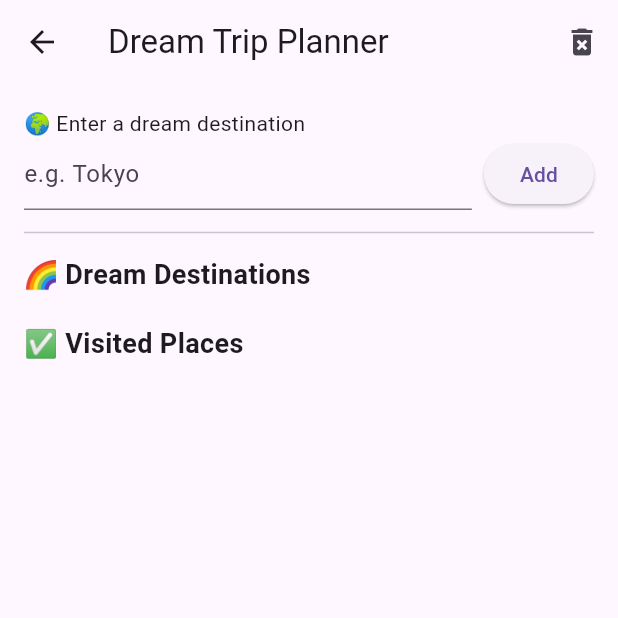
After one commit to iremyasar01/NeonAcademy, a Flutter app: the screen it shows after launch, after a tap on "Task Shared Preferences", on a phone screen of 412 x 824 dp, the top half of it. The commit adds this screen. Run offline on Flutter 3.47's test engine with Material 3 defaults, Android fonts, the phone set to English and light mode, and no system bars; our stand-ins replace shared_preferences; accounts and stored records are empty.

Commit message:
added task travel

```diff
--- /dev/null
+++ b/neonacademymembers/devtools_options.yaml
@@ -0,0 +1,3 @@
+description: This file stores settings for Dart & Flutter DevTools.
+documentation: https://docs.flutter.dev/tools/devtools/extensions#configure-extension-enablement-states
+extensions:
--- a/neonacademymembers/lib/screens/home_screen.dart
+++ b/neonacademymembers/lib/screens/home_screen.dart
@@ -2,6 +2,7 @@ import 'package:flutter/material.dart';
 import 'package:neonacademymembers/screens/enum_switch_screen.dart';
 import 'package:neonacademymembers/screens/member_screen.dart';
 import 'package:neonacademymembers/screens/task_two_screen.dart';
+import 'package:neonacademymembers/screens/travel_screen.dart';
 import 'package:neonacademymembers/screens/unwrapping_screen.dart';
 
 class HomeScreen extends StatelessWidget {
@@ -56,6 +57,16 @@ class HomeScreen extends StatelessWidget {
               },
               child: const Text('Task Unwrapping'),
             ),
+               const SizedBox(height: 16),
+            ElevatedButton(
+              onPressed: () {
+                Navigator.push(
+                  context,
+                  MaterialPageRoute(builder: (context) => const TravelScreen()),
+                );
+              },
+              child: const Text('Task Shared Preferences'),
+            ),
           ],
         ),
       ),
--- /dev/null
+++ b/neonacademymembers/lib/screens/travel_screen.dart
@@ -0,0 +1,191 @@
+import 'package:flutter/material.dart';
+import 'package:neonacademymembers/service/travel_preferences.dart';
+
+
+class TravelScreen extends StatefulWidget {
+  const TravelScreen({super.key});
+
+  @override
+ State<TravelScreen>createState() => _TravelScreenState();
+}
+
+class _TravelScreenState extends State<TravelScreen> {
+  final _service = TravelPreferences();
+  final TextEditingController _placeController = TextEditingController();
+  List<Map<String, dynamic>> _places = [];
+  final TextEditingController _countController = TextEditingController();
+
+  @override
+  void initState() {
+    super.initState();
+    _loadPlaces();
+  }
+
+  Future<void> _loadPlaces() async {
+    final loaded = await _service.loadPlaces();
+    setState(() {
+      _places = loaded;
+    });
+  }
+
+  Future<void> _savePlaces() async {
+    await _service.savePlaces(_places);
+  }
+
+  void _addPlace(String name) {
+    if (name.trim().isEmpty) return;
+    setState(() {
+      _places.add({'name': name.trim(), 'visitCount': 0});
+    });
+    _savePlaces();
+    _placeController.clear();
+  }
+
+  void _markAsVisited(Map<String, dynamic> place) async {
+    //final TextEditingController _countController = TextEditingController();
+    await showDialog(
+      context: context,
+      builder: (context) => AlertDialog(
+        title: Text('How many times have you visited ${place['name']}?'),
+        content: TextField(
+          controller: _countController,
+          keyboardType: TextInputType.number,
+          decoration: const InputDecoration(hintText: 'Enter visit count'),
+        ),
+        actions: [
+          TextButton(
+            onPressed: () {
+              final count = int.tryParse(_countController.text);
+              if (count != null && count > 0) {
+                setState(() {
+                  place['visitCount'] = count;
+                });
+                _savePlaces();
+              }
+              Navigator.pop(context);
+            },
+            child: const Text('Save'),
+          ),
+        ],
+      ),
+    );
+  }
+
+  void _incrementVisit(Map<String, dynamic> place) {
+    setState(() {
+      place['visitCount'] = (place['visitCount'] ?? 0) + 1;
+    });
+    _savePlaces();
+  }
+
+  void _decrementVisit(Map<String, dynamic> place) {
+    setState(() {
+      place['visitCount'] = (place['visitCount'] ?? 1) - 1;
+      if (place['visitCount'] <= 0) place['visitCount'] = 0;
+    });
+    _savePlaces();
+  }
+
+  void _deletePlace(Map<String, dynamic> place) {
+    setState(() {
+      _places.remove(place);
+    });
+    _savePlaces();
+  }
+
+  List<Map<String, dynamic>> get dreamPlaces =>
+      _places.where((p) => (p['visitCount'] ?? 0) == 0).toList();
+
+  List<Map<String, dynamic>> get visitedPlaces =>
+      _places.where((p) => (p['visitCount'] ?? 0) > 0).toList();
+
+  @override
+  Widget build(BuildContext context) {
+    return Scaffold(
+      appBar: AppBar(
+        title: const Text('Dream Trip Planner'),
+        actions: [
+          IconButton(
+            icon: const Icon(Icons.delete_forever),
+            tooltip: 'Clear All',
+            onPressed: () async {
+              await _service.clearAllData();
+              setState(() {
+                _places.clear();
+              });
+            },
+          )
+        ],
+      ),
+      body: Padding(
+        padding: const EdgeInsets.all(16.0),
+        child: ListView(
+          children: [
+             const Text("🌍 Enter a dream destination"),
+            Row(
+              children: [
+                Expanded(
+                  child: TextField(
+                    controller: _placeController,
+                    decoration:const InputDecoration(hintText: 'e.g. Tokyo'),
+                  ),
+                ),
+               const SizedBox(width: 8),
+                ElevatedButton(
+                  onPressed: () => _addPlace(_placeController.text),
+                  child: const Text("Add"),
+                ),
+              ],
+            ),
+           const Divider(height: 30),
+            const Text("🌈 Dream Destinations", style: TextStyle(fontSize: 18, fontWeight: FontWeight.bold)),
+            ...dreamPlaces.map((place) => ListTile(
+              title: Text(place['name']),
+              trailing: Row(
+                mainAxisSize: MainAxisSize.min,
+                children: [
+                  IconButton(
+                    icon: const Icon(Icons.check),
+                    tooltip: "Mark as Visited",
+                    onPressed: () => _markAsVisited(place),
+                  ),
+                  IconButton(
+                    icon: const Icon(Icons.delete),
+                    tooltip: "Remove",
+                    onPressed: () => _deletePlace(place),
+                  ),
+                ],
+              ),
+            )),
+             const SizedBox(height: 20),
+             const Text("✅ Visited Places", style: TextStyle(fontSize: 18, fontWeight: FontWeight.bold)),
+            ...visitedPlaces.map((place) => ListTile(
+              title: Text(place['name']),
+              subtitle: Text("Visited ${place['visitCount']} time(s)"),
+              trailing: Row(
+                mainAxisSize: MainAxisSize.min,
+                children: [
+                  IconButton(
+                    icon:const Icon(Icons.add),
+                    tooltip: "Add visit",
+                    onPressed: () => _incrementVisit(place),
+                  ),
+                  IconButton(
+                    icon: const Icon(Icons.remove),
+                    tooltip: "Remove visit",
+                    onPressed: () => _decrementVisit(place),
+                  ),
+                  IconButton(
+                    icon: const Icon(Icons.delete),
+                    tooltip: "Delete place",
+                    onPressed: () => _deletePlace(place),
+                  ),
+                ],
+              ),
+            )),
+          ],
+        ),
+      ),
+    );
+  }
+}
--- /dev/null
+++ b/neonacademymembers/lib/service/travel_preferences.dart
@@ -0,0 +1,27 @@
+import 'dart:convert';
+import 'package:shared_preferences/shared_preferences.dart';
+
+class TravelPreferences {
+  static const String _placesKey = 'places';
+
+  Future<void> savePlaces(List<Map<String, dynamic>> places) async {
+    final prefs = await SharedPreferences.getInstance();
+    final encoded = jsonEncode(places);
+    await prefs.setString(_placesKey, encoded);
+  }
+
+  Future<List<Map<String, dynamic>>> loadPlaces() async {
+    final prefs = await SharedPreferences.getInstance();
+    final String? data = prefs.getString(_placesKey);
+    if (data != null) {
+      return List<Map<String, dynamic>>.from(jsonDecode(data));
+    } else {
+      return [];
+    }
+  }
+
+  Future<void> clearAllData() async {
+    final prefs = await SharedPreferences.getInstance();
+    await prefs.remove(_placesKey);
+  }
+}
--- a/neonacademymembers/pubspec.yaml
+++ b/neonacademymembers/pubspec.yaml
@@ -35,6 +35,7 @@ dependencies:
   # The following adds the Cupertino Icons font to your application.
   # Use with the CupertinoIcons class for iOS style icons.
   cupertino_icons: ^1.0.8
+  shared_preferences: ^2.5.3
 
 dev_dependencies:
   flutter_test:
```
Also changed, not shown: 10 other files.
